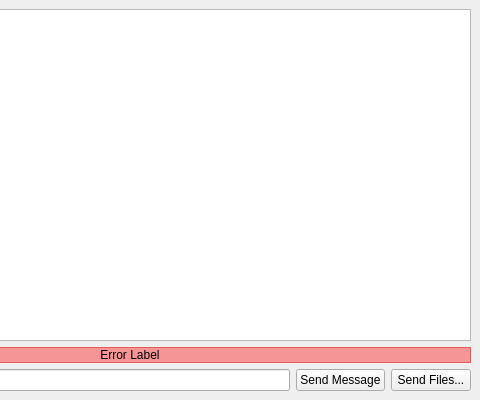
sneakypete81/wormhole-ui, file wormhole_ui/widgets/ui/MainWindow.ui: the form before one commit; both pictures show x 220 to 700 and y 0 to 400 of the 700 by 400 pixel window.
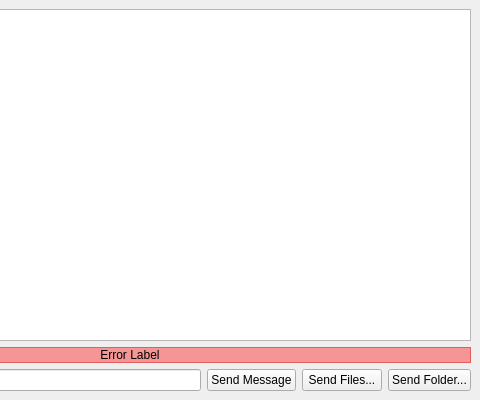
The form after the commit. Custom widgets are drawn as their Qt base class.

Commit message: Add Send Folder button

Diff of the .ui file:
```diff
--- a/wormhole_ui/widgets/ui/MainWindow.ui
+++ b/wormhole_ui/widgets/ui/MainWindow.ui
@@ -79,6 +79,13 @@
         </property>
        </widget>
       </item>
+      <item>
+       <widget class="QPushButton" name="send_folder_button">
+        <property name="text">
+         <string>Send Folder...</string>
+        </property>
+       </widget>
+      </item>
      </layout>
     </item>
    </layout>
```
The commit also changes 1 other file.
